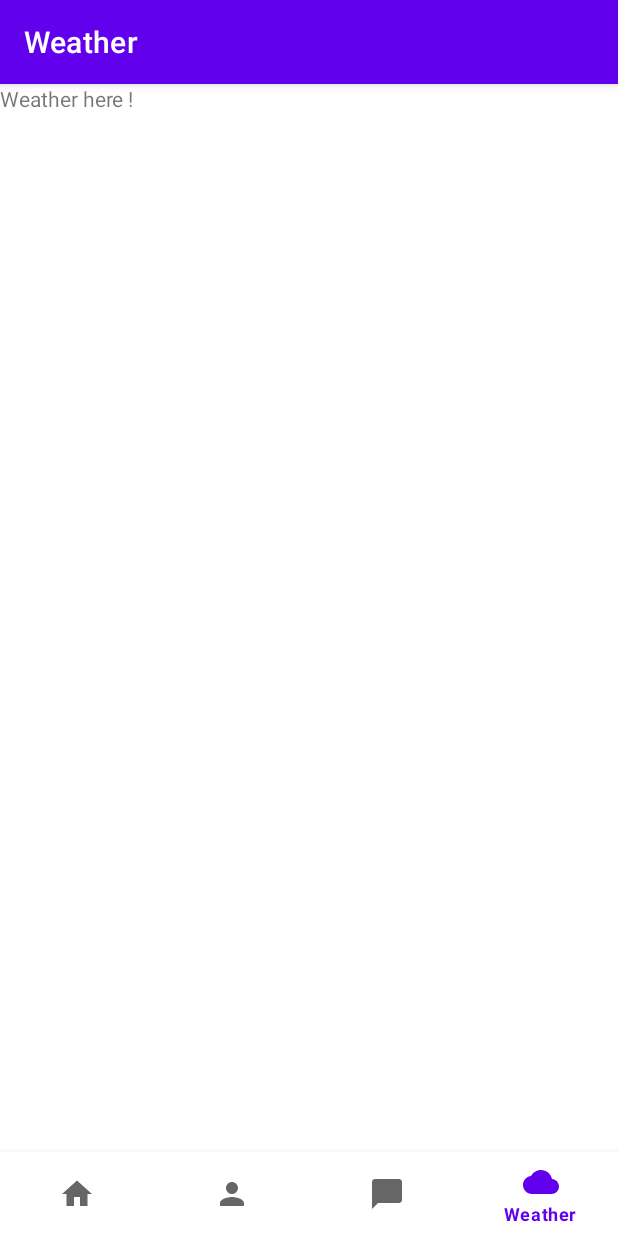
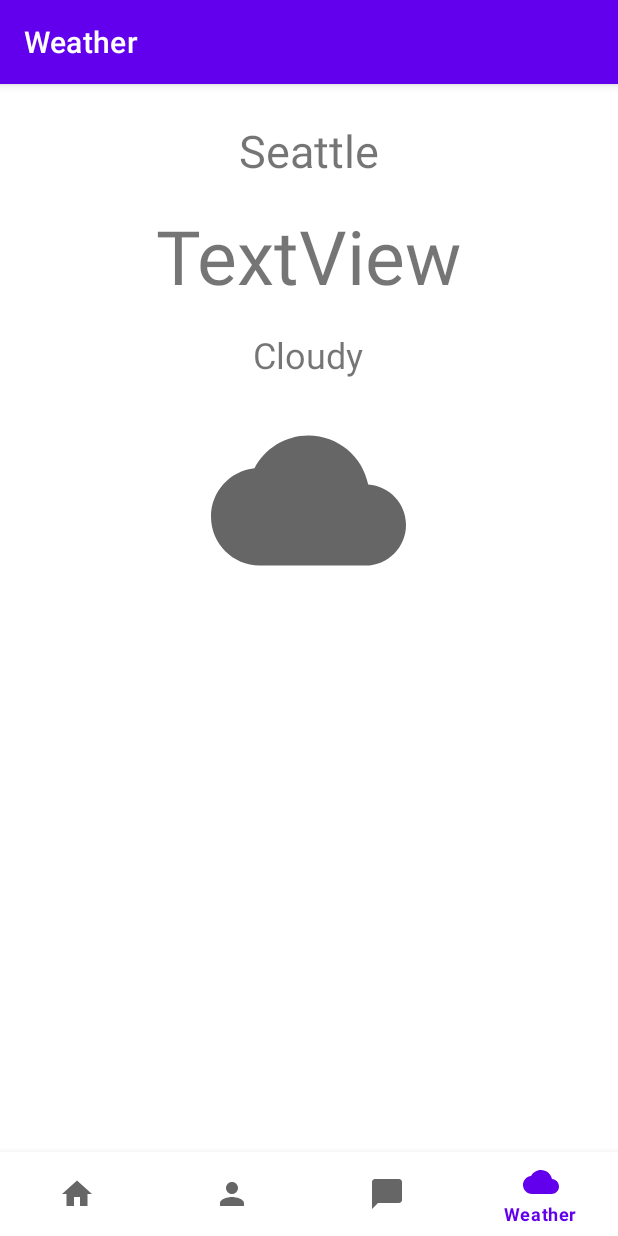
Before and after one commit to bjoshi99/Team-6-TCSS-450, an Android app: the WeatherFragment screen opened through its navigation route, on a phone screen of 412 x 824 dp. Run offline under Robolectric (Android 15) with nearby library versions, the phone set to English and light mode, and no system bars; our stand-ins replace navigation-ui; 5 statements that could not run were skipped.

Commit message:
create example static weather page

```diff
--- a/app/src/main/res/layout/fragment_weather.xml
+++ b/app/src/main/res/layout/fragment_weather.xml
@@ -1,14 +1,56 @@
 <?xml version="1.0" encoding="utf-8"?>
-<FrameLayout xmlns:android="http://schemas.android.com/apk/res/android"
+<androidx.constraintlayout.widget.ConstraintLayout xmlns:android="http://schemas.android.com/apk/res/android"
+    xmlns:app="http://schemas.android.com/apk/res-auto"
     xmlns:tools="http://schemas.android.com/tools"
+    android:id="@+id/frameLayout4"
     android:layout_width="match_parent"
     android:layout_height="match_parent"
     tools:context=".ui.weather.WeatherFragment">
 
-    <!-- TODO: Update blank fragment layout -->
     <TextView
-        android:layout_width="match_parent"
-        android:layout_height="match_parent"
-        android:text="Weather here !" />
+        android:id="@+id/text_temp_weather"
+        android:layout_width="wrap_content"
+        android:layout_height="wrap_content"
+        android:layout_marginTop="16dp"
+        android:text="TextView"
+        android:textSize="50sp"
+        app:layout_constraintEnd_toEndOf="parent"
+        app:layout_constraintStart_toStartOf="parent"
+        app:layout_constraintTop_toBottomOf="@+id/text_city_weather"
+        tools:text="50° F" />
 
-</FrameLayout>
+    <TextView
+        android:id="@+id/text_desc_weather"
+        android:layout_width="wrap_content"
+        android:layout_height="wrap_content"
+        android:layout_marginTop="16dp"
+        android:text="Cloudy"
+        android:textSize="24sp"
+        app:layout_constraintEnd_toEndOf="parent"
+        app:layout_constraintHorizontal_bias="0.498"
+        app:layout_constraintStart_toStartOf="parent"
+        app:layout_constraintTop_toBottomOf="@+id/text_temp_weather" />
+
+    <ImageView
+        android:id="@+id/imageView2"
+        android:layout_width="130dp"
+        android:layout_height="130dp"
+        android:layout_marginTop="16dp"
+        android:src="@drawable/ic_cloud_black_24dp"
+        app:layout_constraintEnd_toEndOf="parent"
+        app:layout_constraintHorizontal_bias="0.498"
+        app:layout_constraintStart_toStartOf="parent"
+        app:layout_constraintTop_toBottomOf="@+id/text_desc_weather" />
+
+    <TextView
+        android:id="@+id/text_city_weather"
+        android:layout_width="wrap_content"
+        android:layout_height="wrap_content"
+        android:layout_marginTop="24dp"
+        android:text="Seattle"
+        android:textSize="30sp"
+        app:layout_constraintEnd_toEndOf="parent"
+        app:layout_constraintStart_toStartOf="parent"
+        app:layout_constraintTop_toTopOf="parent" />
+
+</androidx.constraintlayout.widget.ConstraintLayout>
```
